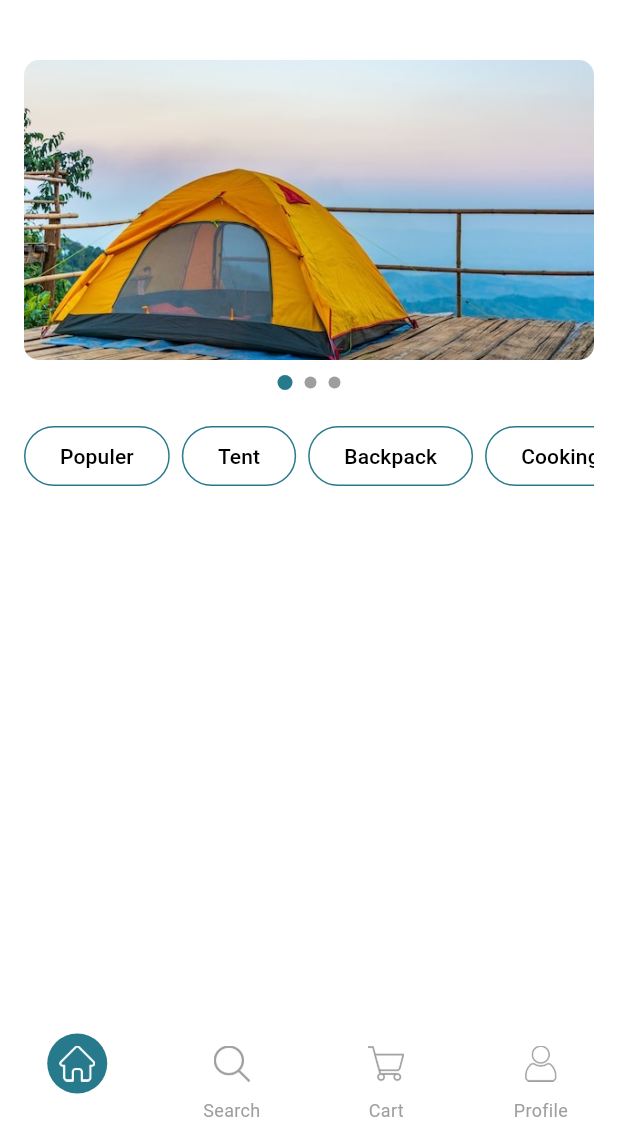
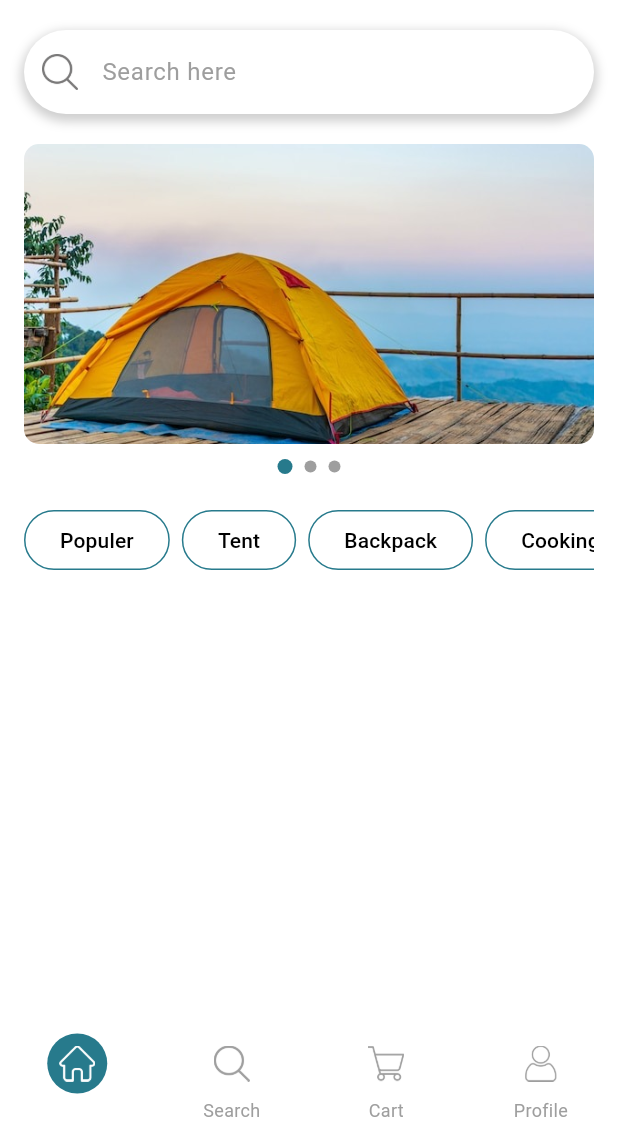
Before and after one commit to Chanukaisuru/CampKit, a Flutter app: the HomePage screen opened directly, on a phone screen of 412 x 824 dp, the part 102-1236 px from its top. Run offline on Flutter 3.47's test engine with Material 3 defaults, Android fonts, the phone set to English and light mode, and no system bars.

Commit message:
call search bar int to home page

```diff
--- a/lib/home/home_page.dart
+++ b/lib/home/home_page.dart
@@ -3,6 +3,7 @@ import 'package:campkit/category_pages/back%20packs/backpacks_main.dart';
 import 'package:campkit/category_pages/tent/tent.dart';
 import 'package:flutter/material.dart';
 import 'package:campkit/category_Box/category_row.dart';
+import 'package:campkit/home/search_bar.dart';
 
 
 void main() {
@@ -130,8 +131,14 @@ class _HomePageState extends State<HomePage> {
 
               /*-----------------Search bar-------------------*/
 
-              SizedBox(height: 20),
 
+              const SizedBox(height: 20),
+              SearchBar(
+                onChanged: (value) {
+                  // Handle search input
+                  print("Search input: $value");
+                },
+              ),
 
 
 
```
